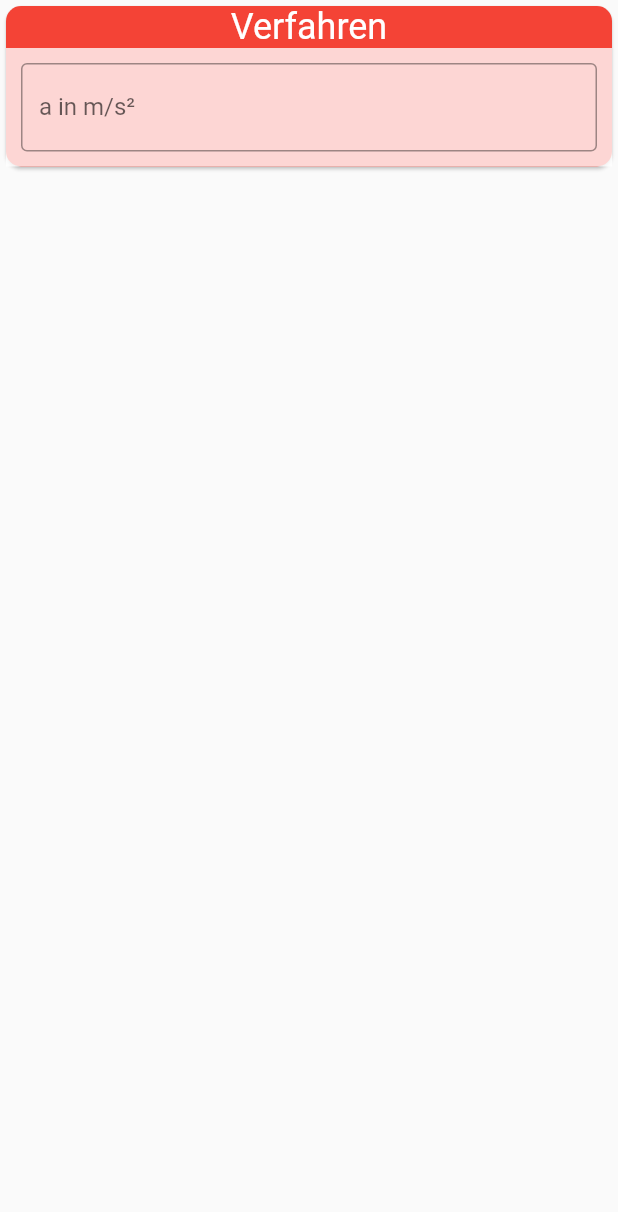
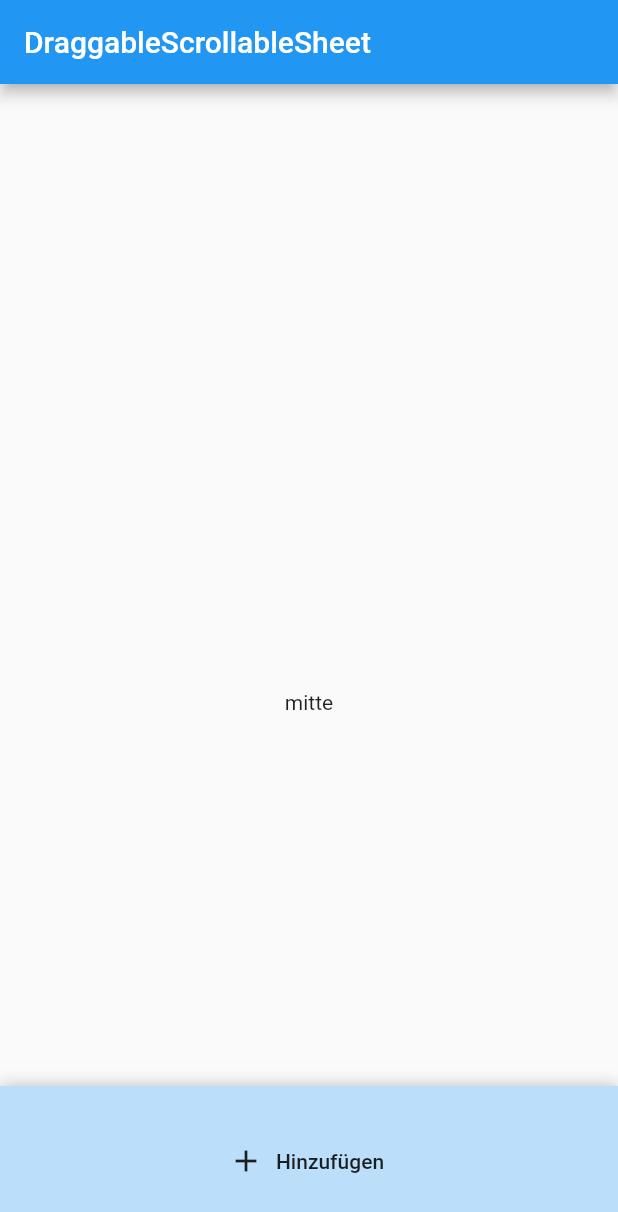
Before and after one commit to DavidBeh/physik_schrittweise, a Flutter app: the screen it shows after launch, on a phone screen of 412 x 824 dp. Shown: the top 1212 px of the screen. Run offline on Flutter 3.47's test engine with Material 2 defaults, Android fonts, the phone set to English and light mode, and no system bars; drawn by our look-alikes of sliding_up_panel; our stand-ins replace bloc, decimal, fl_chart, flutter_bloc.

Commit message:
zwischen push. Arbeit an universellem Verfahrenmechanismus

```diff
--- a/lib/main.dart
+++ b/lib/main.dart
@@ -1,15 +1,19 @@
 import 'package:flutter/cupertino.dart';
 import 'package:flutter/material.dart';
-import 'dart:developer' as developer;
+import 'dart:developer' as dev;
 import 'package:fl_chart/fl_chart.dart';
+import 'package:quiver/collection.dart';
+import 'package:sliding_up_panel/sliding_up_panel.dart';
 import 'package:url_launcher/url_launcher.dart';
 import "package:decimal/decimal.dart";
 import 'berechnung.dart';
 import "widget_input_verfahren.dart";
 //import 'package:decimal/decimal.dart';
+
 void main() {
   runApp(MyApp());
 }
+
 
 class MyApp extends StatelessWidget {
   @override
@@ -24,15 +28,113 @@ class MyApp extends StatelessWidget {
       theme: ThemeData(
         primarySwatch: Colors.blue,
       ),
-      home: WidgetTest(),
+      home: MainPage(),
     );
   }
 }
+
+class MainPage extends StatefulWidget {
+  @override
+  _MainPageState createState() => _MainPageState();
+
+}
+
+class _MainPageState extends State<MainPage> {
+  PanelController panelController;
+  @override
+  void initState() {
+    panelController = PanelController();
+    super.initState();
+  }
+
+  bool isOpen = false;
+
+  @override
+  Widget build(BuildContext context) {
+    return Scaffold(
+      appBar: AppBar(
+        title: const Text('DraggableScrollableSheet'),
+      ),
+      body: SlidingUpPanel(
+        controller: panelController,
+        body: Center(
+            child: Text("mitte")
+        ),
+        onPanelOpened: () {
+          setState(() {
+            isOpen = true;
+          });
+        },
+        onPanelClosed: () {
+          setState(() {
+            isOpen = false;
+          });
+        },
+        maxHeight: 300,
+        collapsed: Container(
+          color: Colors.blue[100],
+          child: SizedBox.expand(
+            child: FlatButton.icon(
+              icon: Icon(Icons.add),
+              label: Text("Hinzufügen"),
+              onPressed: isOpen ? null : () async {
+                await panelController.open();
+              },
+            ),
+          ),
+        ),
+        panel: Column(
+          mainAxisSize: MainAxisSize.min,
+          children: [
+            Text("Drag"),
+            FlatButton(
+              child: Text("close"),
+              onPressed: () async {
+                if (panelController.isAttached)
+                  await panelController.close();
+              },
+            ),
+            Expanded(
+              child: ListView.builder(
+                itemCount: 20,
+                itemBuilder: (context, index) {
+                  return ListTile(
+                    title: Text("Item $index"),
+                  );
+                },
+              ),
+            ),
+          ],
+        )
+      )
+    );
+  }
+}
+
+
 class WidgetTest extends StatelessWidget {
   @override
   Widget build(BuildContext context) {
     return Scaffold(
       body: WidgetFreierFallInput(),
+    );
+  }
+}
+class StartSeite extends StatefulWidget {
+  @override
+  _StartSeiteState createState() => _StartSeiteState();
+}
+
+class _StartSeiteState extends State<StartSeite> {
+  @override
+  Widget build(BuildContext context) {
+    return Scaffold(
+      appBar: AppBar(
+        title: Text("Physik Schrittweise"),
+      ),
+      body: SizedBox.expand(
+        child: WidgetHinzufuegen(),
+      ),
     );
   }
 }
--- a/pubspec.yaml
+++ b/pubspec.yaml
@@ -24,7 +24,10 @@ dependencies:
   fl_chart: ^0.12.0
   url_launcher: ^5.7.10
   decimal: ^0.3.5
+  bloc: ^6.1.1
   flutter_bloc: ^6.1.1
+  sliding_up_panel: ^1.0.2
+  quiver: ^2.1.5
   flutter:
     sdk: flutter
 
```
Also changed, not shown: lib/berechnungsverfahren.dart (added, +65 -0 lines), lib/widget_input_verfahren.dart (+22 -5 lines), pubspec.lock.
